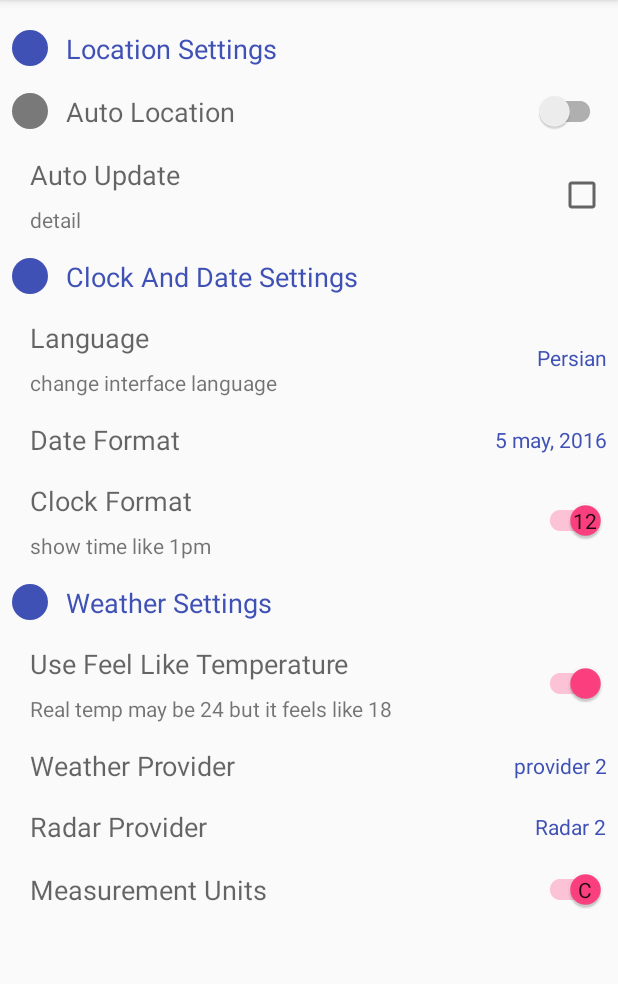
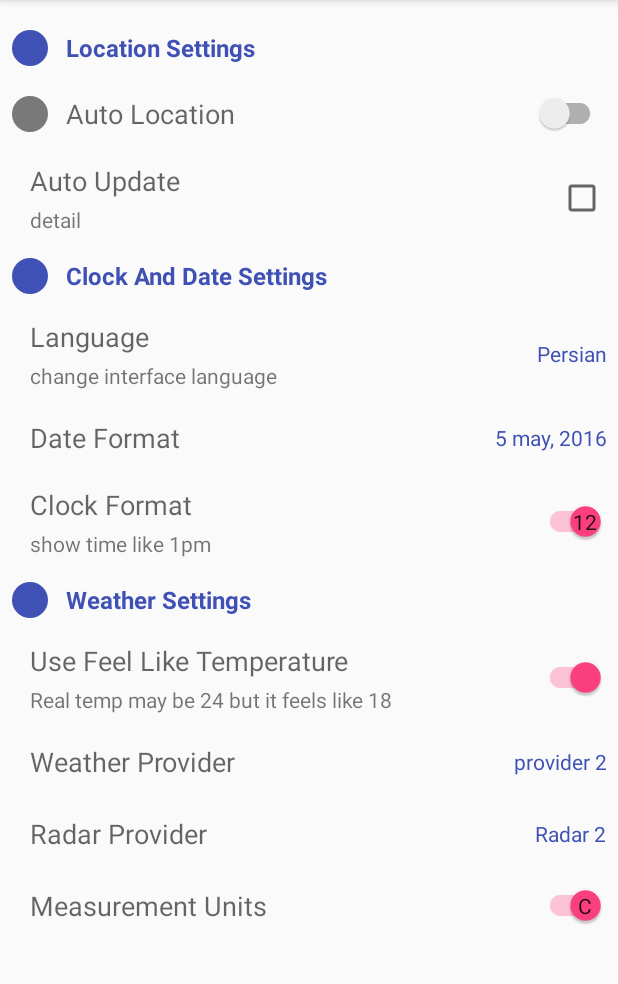
Before and after one commit to MRezaNasirloo/PreferenceZero, an Android app: the screen it shows after launch (MainActivity), on a phone screen of 412 x 824 dp, the part 84-1068 px from its top. Run offline under Robolectric (Android 15) with nearby library versions, the phone set to English and light mode, and no system bars.

Commit message:
FIx layouts problems 3.

```diff
--- a/material-preferences-lib/src/main/java/com/sixthsolution/materialpreferences/preferences/EasyPreference.java
+++ b/material-preferences-lib/src/main/java/com/sixthsolution/materialpreferences/preferences/EasyPreference.java
@@ -15,12 +15,13 @@ import com.sixthsolution.materialpreferences.R;
 
 /**
  * @author : Pedramrn@gmail.com Created on: 2016-01-05
- *         <p/>
+ *         <p>
  *         A replacement for android {@link Preference} class. This the base class for
  *         EasyPreference.
  */
 public abstract class EasyPreference<T> extends RelativeLayout
-        implements SharedPreferences.OnSharedPreferenceChangeListener, View.OnClickListener, PersistPref<T> {
+        implements SharedPreferences.OnSharedPreferenceChangeListener, View.OnClickListener,
+        PersistPref<T> {
 
 
     private static final String STATE = "_$state$";
@@ -74,7 +75,7 @@ public abstract class EasyPreference<T> extends RelativeLayout
         typedArray.recycle();
 
         // Enable selectable background
-        int[] androidAttrs = new int[]{R.attr.selectableItemBackground};
+        int[] androidAttrs = new int[] {R.attr.selectableItemBackground};
         final TypedArray typedArrayBackground = context.obtainStyledAttributes(androidAttrs);
         int backgroundResource = typedArrayBackground.getResourceId(0, 0);
         setBackgroundResource(backgroundResource);
@@ -110,15 +111,17 @@ public abstract class EasyPreference<T> extends RelativeLayout
         int childCount = viewGroup.getChildCount();
         for (int i = 0; i < childCount; i++) {
             View childAt = viewGroup.getChildAt(i);
-            if (childAt instanceof ViewGroup)
+            if (childAt instanceof ViewGroup) {
                 setChildViewsEnable(((ViewGroup) childAt), enable);
+            }
             childAt.setEnabled(enable);
         }
 
         // Change the clickable state accordingly
         setClickable(enable);
-        if (!isInEditMode())
+        if (!isInEditMode()) {
             sharedPreferences.edit().putBoolean(key + STATE, enable).apply();
+        }
 
     }
 
@@ -147,4 +150,12 @@ public abstract class EasyPreference<T> extends RelativeLayout
         sharedPreferences.unregisterOnSharedPreferenceChangeListener(this);
         setOnClickListener(null);
     }
+
+    @Override
+    protected void onMeasure(int widthMeasureSpec, int heightMeasureSpec) {
+        heightMeasureSpec = MeasureSpec.makeMeasureSpec(
+                getResources().getDimensionPixelSize(R.dimen.layout_max_height),
+                MeasureSpec.AT_MOST);
+        super.onMeasure(widthMeasureSpec, heightMeasureSpec);
+    }
 }
--- a/material-preferences-lib/src/main/res/layout/easy_preference_checkbox.xml
+++ b/material-preferences-lib/src/main/res/layout/easy_preference_checkbox.xml
@@ -7,6 +7,7 @@
     android:padding="@dimen/easy_padding"
     android:orientation="horizontal"
     android:gravity="center_vertical"
+    android:minHeight="@dimen/layout_min_height"
     >
 
     <ImageView
@@ -24,6 +25,7 @@
         android:orientation="vertical"
         android:gravity="center_vertical"
         android:layout_marginLeft="12dp"
+        android:layout_marginStart="12dp"
         >
 
         <TextView
@@ -43,7 +45,7 @@
             android:gravity="start"
             android:text="detail"
             android:visibility="visible"
-            android:layout_marginTop="@dimen/easy_padding"
+            android:layout_marginTop="@dimen/mini_margin"
             />
 
     </LinearLayout>
--- a/material-preferences-lib/src/main/res/layout/easy_preference_dialog.xml
+++ b/material-preferences-lib/src/main/res/layout/easy_preference_dialog.xml
@@ -7,6 +7,7 @@
     android:padding="@dimen/easy_padding"
     android:orientation="horizontal"
     android:gravity="center_vertical"
+    android:minHeight="@dimen/layout_min_height"
     >
 
     <ImageView
@@ -23,6 +24,7 @@
         android:orientation="vertical"
         android:gravity="center_vertical"
         android:layout_marginLeft="12dp"
+        android:layout_marginStart="12dp"
         >
 
         <TextView
@@ -39,7 +41,7 @@
             style="@style/TextAppearance.AppCompat.Small"
             android:layout_width="wrap_content"
             android:layout_height="wrap_content"
-            android:layout_marginTop="@dimen/easy_padding"
+            android:layout_marginTop="@dimen/mini_margin"
             android:gravity="start"
             android:text="detail"
             android:visibility="gone"
--- a/material-preferences-lib/src/main/res/layout/easy_preference_list_dialog_header.xml
+++ b/material-preferences-lib/src/main/res/layout/easy_preference_list_dialog_header.xml
@@ -38,6 +38,8 @@
         android:layout_centerVertical="true"
         style="@style/TextAppearance.AppCompat.Medium"
         android:textColor="@android:color/white"
+        android:textSize="16sp"
+        android:textStyle="bold"
         />
 
 </RelativeLayout>
--- a/material-preferences-lib/src/main/res/layout/easy_preference_switch.xml
+++ b/material-preferences-lib/src/main/res/layout/easy_preference_switch.xml
@@ -7,6 +7,7 @@
     android:padding="@dimen/easy_padding"
     android:orientation="horizontal"
     android:gravity="center_vertical"
+    android:minHeight="@dimen/layout_min_height"
     >
 
     <ImageView
@@ -23,6 +24,7 @@
         android:layout_weight="1"
         android:gravity="center_vertical"
         android:layout_marginLeft="12dp"
+        android:layout_marginStart="12dp"
         >
 
         <TextView
@@ -39,7 +41,7 @@
             style="@style/TextAppearance.AppCompat.Small"
             android:layout_width="wrap_content"
             android:layout_height="wrap_content"
-            android:layout_marginTop="@dimen/easy_padding"
+            android:layout_marginTop="@dimen/mini_margin"
             android:gravity="start"
             android:text="detail"
             android:visibility="gone"
--- a/material-preferences-lib/src/main/res/layout/easy_preferences_group_header.xml
+++ b/material-preferences-lib/src/main/res/layout/easy_preferences_group_header.xml
@@ -24,6 +24,9 @@
         style="@style/TextAppearance.AppCompat.Medium"
         android:textColor="?attr/colorPrimary"
         android:layout_marginLeft="12dp"
+        android:layout_marginStart="12dp"
+        android:textSize="16sp"
+        android:textStyle="bold"
         />
 
 </LinearLayout>
--- a/material-preferences-lib/src/main/res/values/dimens.xml
+++ b/material-preferences-lib/src/main/res/values/dimens.xml
@@ -3,4 +3,7 @@
     <dimen name="easy_icon_size">24dp</dimen>
     <dimen name="default_margin">12dp</dimen>
     <dimen name="easy_padding">8dp</dimen>
+    <dimen name="layout_min_height">48dp</dimen>
+    <dimen name="layout_max_height">64dp</dimen>
+    <dimen name="mini_margin">4dp</dimen>
 </resources>
```
